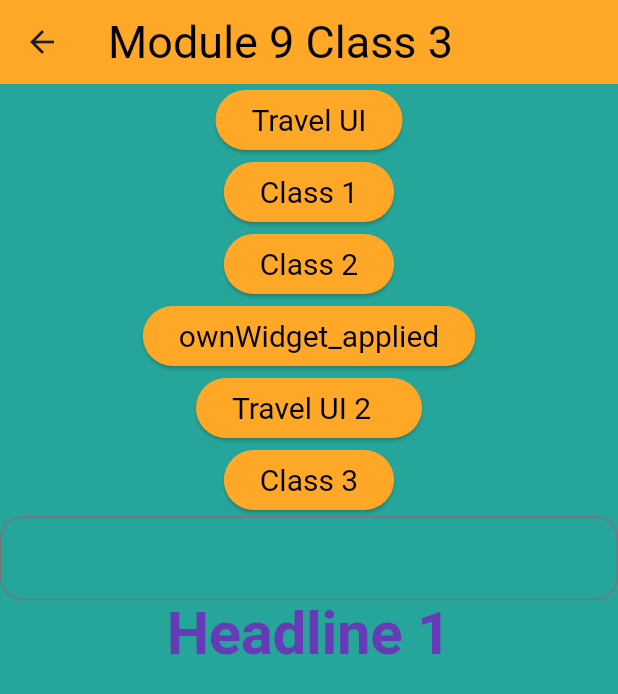
After one commit to Atiqs3404/flutter_practice_windows, a Flutter app: the screen it shows after launch, on a phone screen of 412 x 824 dp. The commit adds this screen. Shown: the top 694 px of the screen. Run offline on Flutter 3.47's test engine with Material 3 defaults, Android fonts, the phone set to English and light mode, and no system bars.

Commit message:
module 9 class 3 theme, advance navigation

```diff
--- a/lib/app.dart
+++ b/lib/app.dart
@@ -8,8 +8,11 @@ import 'package:untitled/module_8/module_8_class2.dart';
 import 'package:untitled/module_8/module_8_class3.dart';
 import 'package:untitled/module_9/module_9_class1.dart';
 import 'package:untitled/module_9/module_9_class2.dart';
+import 'package:untitled/module_9/module_9_class3.dart';
 import 'package:untitled/module_9/ownWidget_applied.dart';
 import 'package:untitled/module_9/travel_UI.dart';
+
+import 'module_9/widget/city_card_ownWidget.dart';
 
 class MyApp extends StatelessWidget {
   MyApp({super.key});
@@ -18,7 +21,65 @@ class MyApp extends StatelessWidget {
   Widget build(BuildContext context) {
     return MaterialApp(
       title: "Atiqs flutter app",
-      home: OwnwidgetApplied(),
+
+      // ThemeData
+      theme: ThemeData(
+        brightness: Brightness.light,
+        primaryColor: Colors.purple,
+        primarySwatch: Colors.purple,
+        scaffoldBackgroundColor: Colors.teal .shade400,
+        appBarTheme: AppBarTheme(
+          color: Colors.orange.shade400,
+          titleTextStyle: TextStyle(
+            fontSize: 30,
+            color: Colors.black,
+          ),
+        ),
+        elevatedButtonTheme: ElevatedButtonThemeData(
+          style: ElevatedButton.styleFrom(
+            backgroundColor: Colors.orange.shade400,
+            foregroundColor: Colors.black,
+            textStyle: TextStyle(
+              fontSize: 20,
+              color: Colors.black
+            )
+          )
+        ),
+        textTheme: TextTheme(
+          displayLarge: TextStyle(
+            fontSize: 40,
+            fontWeight: FontWeight.bold,
+            color: Colors.deepPurple
+          )
+        ),
+        inputDecorationTheme: InputDecorationTheme(
+          border: OutlineInputBorder(borderRadius: BorderRadius.circular(15),),
+          focusedBorder: OutlineInputBorder(
+            borderRadius: BorderRadius.circular(15),
+            borderSide: BorderSide(
+              color: Colors.deepPurple, width: 1,
+            )
+          ),
+          hintStyle: TextStyle(
+            color: Colors.deepPurple
+          ),
+          labelStyle: TextStyle(
+            color: Colors.deepPurple
+          )
+        )
+      ),
+
+      // Module 9 Class 3 topics (Navigation)
+      initialRoute: "/class3",
+      routes: {
+        "/" : (context) => TravelUi(),
+        "/class1" : (context) => Module9Class1Alert(),
+        "/class2" : (context) => Module9Class2(),
+        "/class3" : (context) => Module9Class3(),
+        "/ownWidget" : (context) => OwnwidgetApplied(),
+      },
+
+      // home: Module9Class3(),
     );
   }
 }
--- /dev/null
+++ b/lib/module_9/module_9_class3.dart
@@ -0,0 +1,76 @@
+import 'package:flutter/material.dart';
+import 'package:untitled/module_8/class3_stack.dart';
+import 'package:untitled/module_9/travel_UI.dart';
+import 'package:untitled/module_9/widget/city_card_ownWidget.dart';
+
+import 'ownWidget_applied.dart';
+
+class Module9Class3 extends StatelessWidget {
+  const Module9Class3({super.key});
+
+  @override
+  Widget build(BuildContext context) {
+    return Scaffold(
+      appBar: AppBar(
+        title: Text("Module 9 Class 3"),
+      ),
+      body: Center(
+        child: Column(
+          children: [
+            ElevatedButton(
+                onPressed: () => Navigator.pushNamed(context, "/"),
+                child: Text("Travel UI")),
+
+            ElevatedButton(
+                onPressed: () {
+                  Navigator.pushNamed(context, "/class1");
+                },
+                child: Text("Class 1")),
+            ElevatedButton(
+                onPressed: () {
+                  Navigator.pushNamed(context, "/class2");
+                },
+                child: Text("Class 2")),
+
+            ElevatedButton(
+                onPressed: () {
+                  Navigator.pushNamed(context, "/ownWidget");
+                },
+                child: Text("ownWidget_applied")),
+
+            // Animation during page navigation
+            ElevatedButton (
+                onPressed: () {
+                   Navigator.push(context, PageRouteBuilder(
+                       pageBuilder: (context, animation, secondaryAnimation) => TravelUi(),
+                     transitionsBuilder: (context, animation, secondaryAnimation, child) {
+                         // Slider animation
+                         const begin = Offset(-1, 0);
+                         const end = Offset.zero;
+                         const curve = Curves.ease;
+
+                         var tween = Tween(begin: begin, end: end).chain(CurveTween(curve: curve));
+                         return SlideTransition(position: animation.drive(tween), child: child,);
+                     }
+                   ));
+                },
+                child: Text("Travel UI 2  ")),
+
+            // Goes directly on main page
+            ElevatedButton(
+                onPressed: () {
+                    Navigator.pushReplacement(context, MaterialPageRoute(builder: (context) => Module8Stack()));
+                },
+                child: Text("Class 3")),
+
+            TextField(),
+
+            Text("Headline 1",
+            style: Theme.of(context).textTheme.displayLarge
+            )
+          ],
+        ),
+      ),
+    );
+  }
+}
--- a/pubspec.yaml
+++ b/pubspec.yaml
@@ -45,7 +45,7 @@ dev_dependencies:
   # activated in the `analysis_options.yaml` file located at the root of your
   # package. See that file for information about deactivating specific lint
   # rules and activating additional ones.
-  flutter_lints: ^4.0.0
+  flutter_lints: ^6.0.0
 
 # For information on the generic Dart part of this file, see the
 # following page: https://dart.dev/tools/pub/pubspec
```
Also changed, not shown: lib/module_9/ownWidget_applied.dart (+22 -8 lines), lib/module_9/widget/city_card_ownWidget.dart (+4 -4 lines), pubspec.lock, 3 other files.
